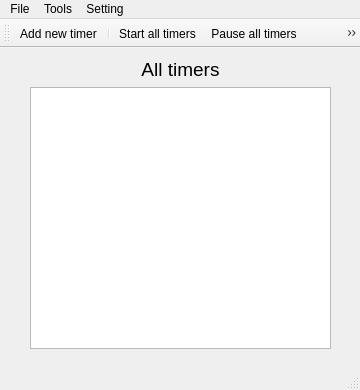
The window that lab2/lab2-qt/mainwindow.ui (Megarekrut65/OOP-labs) describes before a commit, drawn with Qt 5.
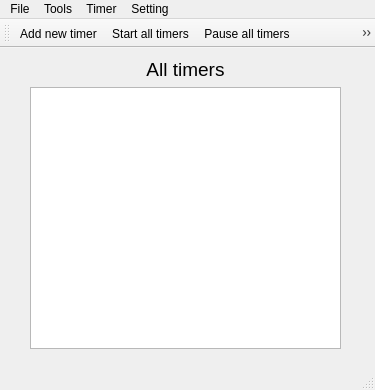
The same window after the commit. Icons and pictures are not drawn.

Commit message: added questions to delete timers

Diff of the .ui file:
```diff
--- a/lab2/lab2-qt/mainwindow.ui
+++ b/lab2/lab2-qt/mainwindow.ui
@@ -6,19 +6,19 @@
    <rect>
     <x>0</x>
     <y>0</y>
-    <width>360</width>
+    <width>375</width>
     <height>390</height>
    </rect>
   </property>
   <property name="minimumSize">
    <size>
-    <width>360</width>
+    <width>375</width>
     <height>390</height>
    </size>
   </property>
   <property name="maximumSize">
    <size>
-    <width>360</width>
+    <width>375</width>
     <height>390</height>
    </size>
   </property>
@@ -43,7 +43,7 @@
      <rect>
       <x>30</x>
       <y>10</y>
-      <width>301</width>
+      <width>311</width>
       <height>291</height>
      </rect>
     </property>
@@ -97,7 +97,7 @@
     <rect>
      <x>0</x>
      <y>0</y>
-     <width>360</width>
+     <width>375</width>
      <height>21</height>
     </rect>
    </property>
@@ -127,8 +127,18 @@
     <addaction name="actionSound_off"/>
     <addaction name="actionDo_not_disturb_mode"/>
    </widget>
+   <widget class="QMenu" name="menuTimer">
+    <property name="title">
+     <string>Timer</string>
+    </property>
+    <addaction name="actionShow_selected_timer"/>
+    <addaction name="actionStart_selected_timer"/>
+    <addaction name="actionPause_selected_timer"/>
+    <addaction name="actionDelete_selected_timer"/>
+   </widget>
    <addaction name="menuFile"/>
    <addaction name="menuTools"/>
+   <addaction name="menuTimer"/>
    <addaction name="menuSetting"/>
   </widget>
   <widget class="QToolBar" name="toolBar">
@@ -142,11 +152,11 @@
     <bool>false</bool>
    </attribute>
    <addaction name="actionAdd_new_timer"/>
-   <addaction name="separator"/>
    <addaction name="actionStart_all_timers"/>
    <addaction name="actionPause_all_timers"/>
    <addaction name="actionDelete_all_timers"/>
    <addaction name="separator"/>
+   <addaction name="actionShow_selected_timer"/>
    <addaction name="actionStart_selected_timer"/>
    <addaction name="actionPause_selected_timer"/>
    <addaction name="actionDelete_selected_timer"/>
@@ -154,6 +164,7 @@
    <addaction name="actionSound_on"/>
    <addaction name="actionSound_off"/>
    <addaction name="actionDo_not_disturb_mode"/>
+   <addaction name="separator"/>
   </widget>
   <action name="actionQuit">
    <property name="icon">
@@ -254,6 +265,15 @@
     <string>Delete selected timer</string>
    </property>
   </action>
+  <action name="actionShow_selected_timer">
+   <property name="icon">
+    <iconset resource="resource.qrc">
+     <normaloff>:/img/images/png/show.png</normaloff>:/img/images/png/show.png</iconset>
+   </property>
+   <property name="text">
+    <string>Show selected timer</string>
+   </property>
+  </action>
  </widget>
  <resources>
   <include location="resource.qrc"/>
```
Left out of the diff: 27 changed lines with no effect on the pictures. The commit also changes 52 other files.
